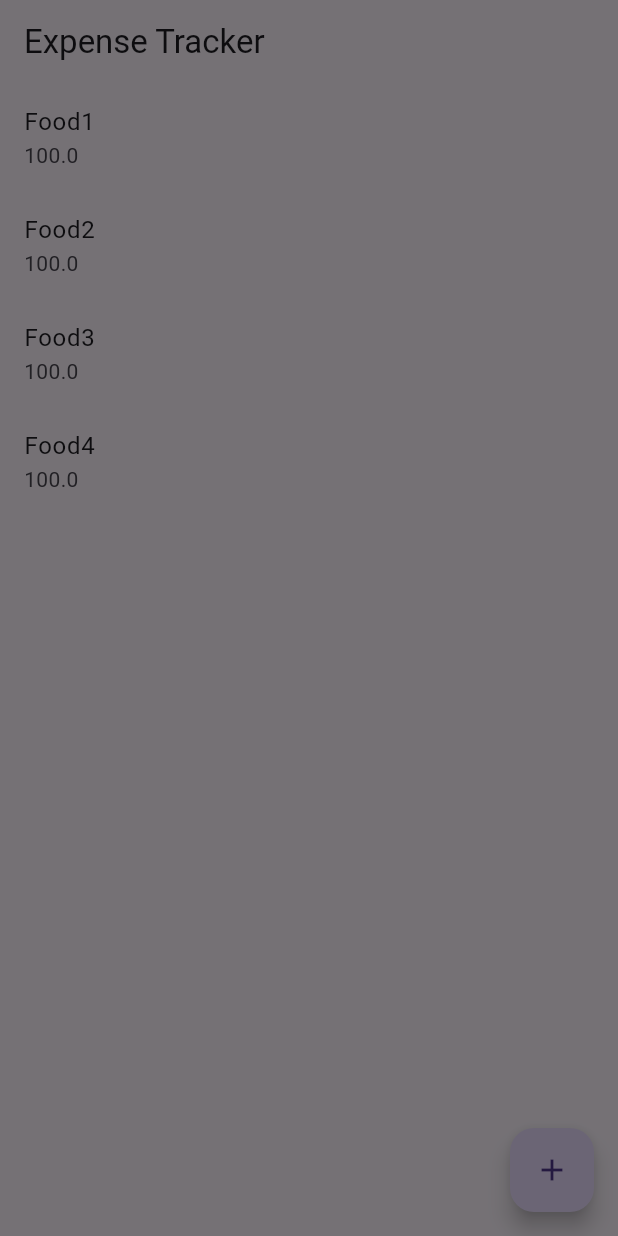
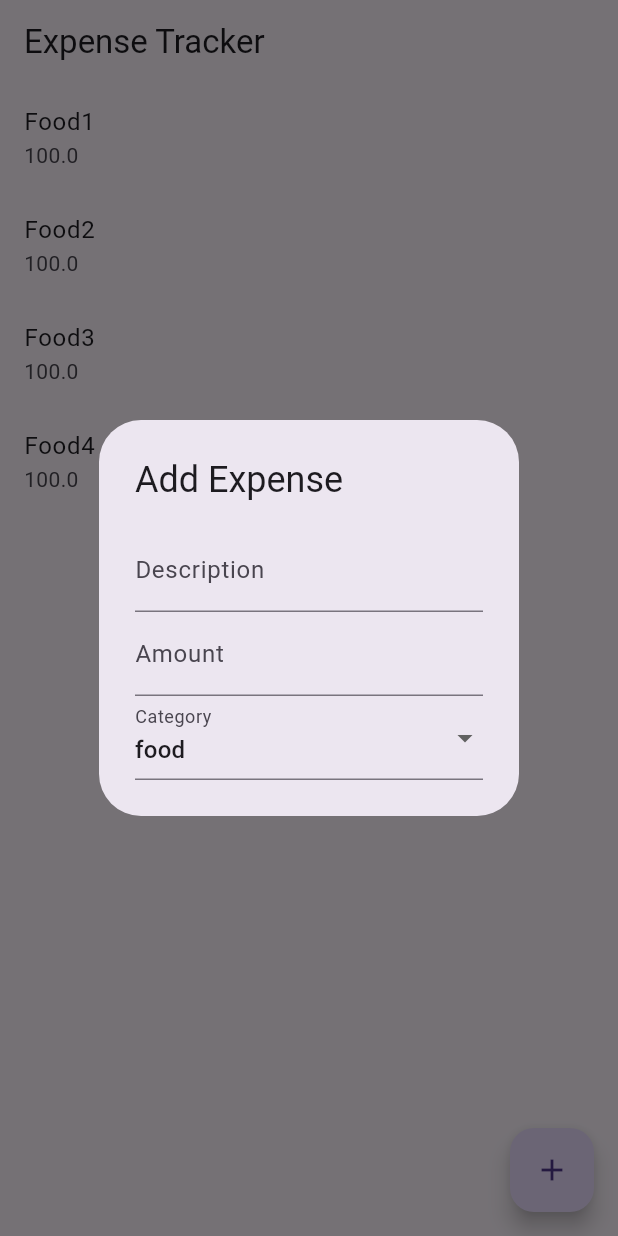
Before and after one commit to Jathinesh-K/expense_tracker_app, a Flutter app: the screen it shows after launch, after a tap on the "add" icon, on a phone screen of 412 x 824 dp. Run offline on Flutter 3.47's test engine with Material 3 defaults, Android fonts, the phone set to English and light mode, and no system bars.

Commit message:
implement description, amount and category fields in add expense section

```diff
--- /dev/null
+++ b/lib/feature/ui/view/add_expense_dialog.dart
@@ -0,0 +1,61 @@
+import 'package:expense_tracker/feature/data/models/expense.dart';
+import 'package:expense_tracker/feature/ui/view_models/add_expense_view_model.dart';
+import 'package:flutter/material.dart';
+import 'package:provider/provider.dart';
+
+class AddExpenseDialog extends StatelessWidget {
+  const AddExpenseDialog({super.key});
+
+  @override
+  Widget build(BuildContext context) {
+    return ChangeNotifierProvider(
+      create: (_) => AddExpenseViewModel(),
+      child: Consumer<AddExpenseViewModel>(
+        builder: (context, viewModel, _) {
+          return AlertDialog(
+            title: Text('Add Expense'),
+            content: Form(
+              key: viewModel.formKey,
+              child: Column(
+                mainAxisSize: MainAxisSize.min,
+                children: [
+                  TextFormField(
+                    controller: viewModel.descriptionController,
+                    decoration: InputDecoration(labelText: 'Description'),
+                    validator: (value) => value == null || value.isEmpty
+                        ? 'Please enter a description'
+                        : null,
+                  ),
+                  TextFormField(
+                    controller: viewModel.amountController,
+                    decoration: InputDecoration(labelText: 'Amount'),
+                    validator: (value) => value == null || value.isEmpty
+                        ? 'Please enter an amount'
+                        : null,
+                  ),
+                  DropdownButtonFormField<Category>(
+                    initialValue: viewModel.selectedCategory,
+                    items: Category.values
+                        .map(
+                          (category) => DropdownMenuItem(
+                            value: category,
+                            child: Text(category.name),
+                          ),
+                        )
+                        .toList(),
+                    onChanged: (value) {
+                      if (value != null) {
+                        //TODO: set category in viewmodel
+                      }
+                    },
+                    decoration: InputDecoration(labelText: 'Category'),
+                  ),
+                ],
+              ),
+            ),
+          );
+        },
+      ),
+    );
+  }
+}
--- a/lib/feature/ui/view/expense_screen.dart
+++ b/lib/feature/ui/view/expense_screen.dart
@@ -1,3 +1,4 @@
+import 'package:expense_tracker/feature/ui/view/add_expense_dialog.dart';
 import 'package:expense_tracker/feature/ui/view_models/expense_viewmodel.dart';
 import 'package:flutter/material.dart';
 import 'package:provider/provider.dart';
@@ -42,7 +43,6 @@ class ExpenseScreen extends StatelessWidget {
   }
 
   void _showAddExpenseDialog(BuildContext context) {
-    //TODO: Implement dialog to add transaction.
-    showDialog(context: context, builder: (context) => Container());
+    showDialog(context: context, builder: (context) => AddExpenseDialog());
   }
 }
--- /dev/null
+++ b/lib/feature/ui/view_models/add_expense_view_model.dart
@@ -0,0 +1,11 @@
+import 'package:expense_tracker/feature/data/models/expense.dart';
+import 'package:flutter/material.dart';
+
+class AddExpenseViewModel extends ChangeNotifier{
+  final formKey = GlobalKey<FormState>();
+  final descriptionController = TextEditingController();
+  final amountController = TextEditingController();
+
+  Category _selectedCategory = Category.food;
+  Category get selectedCategory => _selectedCategory;
+}
```
